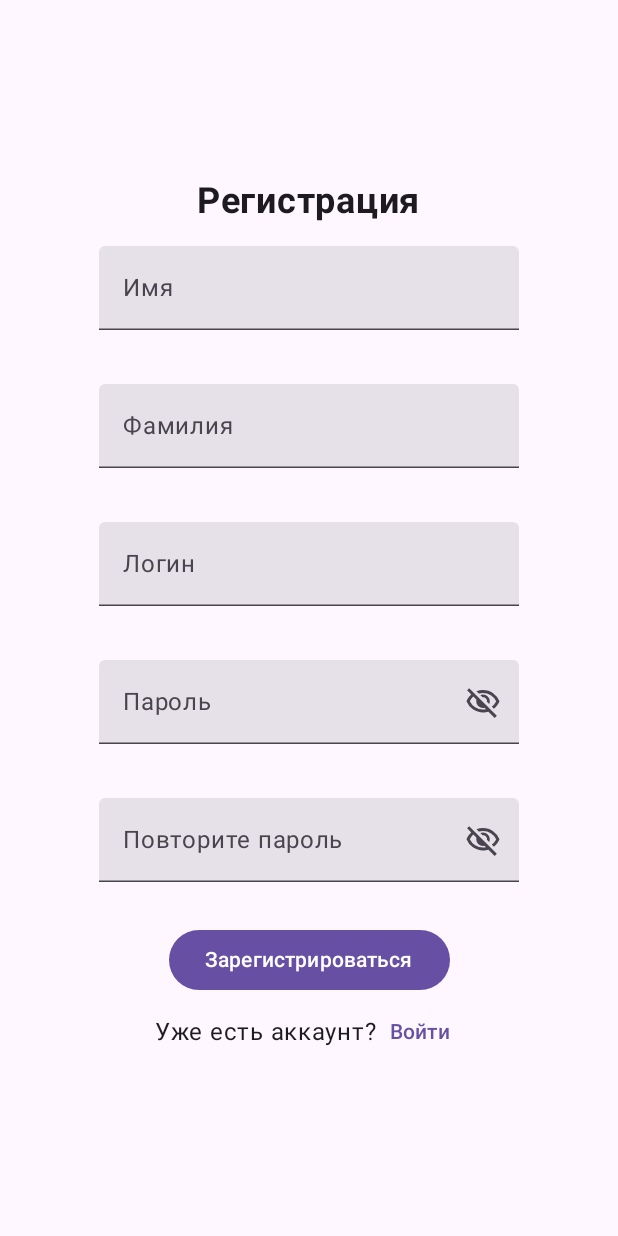
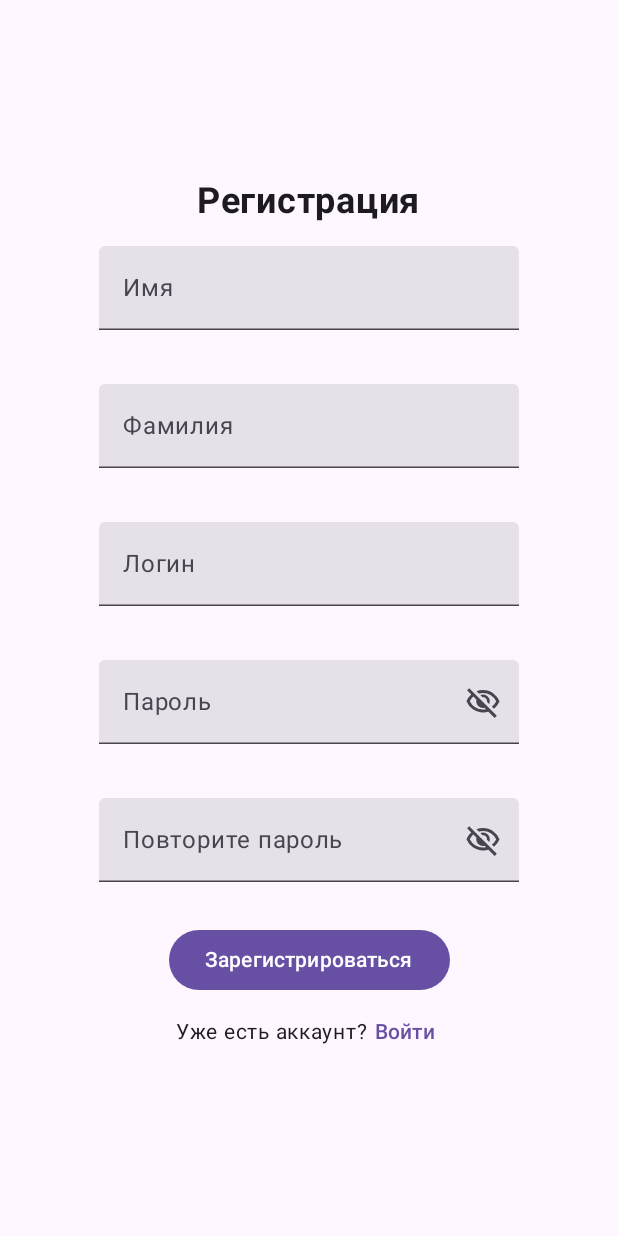
Before and after one commit to makar-with-tea/GymVision, an Android app built with Jetpack Compose: the RegistrationScreen screen opened through its navigation route, on a phone screen of 412 x 824 dp. Run offline under Robolectric (Android 15) with nearby library versions, the phone set to English and light mode, and no system bars.

Commit message:
fixed text buttons

```diff
--- a/app/src/main/java/ru/hse/gymvision/ui/authorization/AuthorizationScreen.kt
+++ b/app/src/main/java/ru/hse/gymvision/ui/authorization/AuthorizationScreen.kt
@@ -7,7 +7,7 @@ import androidx.compose.foundation.layout.PaddingValues
 import androidx.compose.foundation.layout.Row
 import androidx.compose.foundation.layout.fillMaxSize
 import androidx.compose.foundation.layout.padding
-import androidx.compose.foundation.layout.wrapContentSize
+import androidx.compose.foundation.layout.width
 import androidx.compose.material3.Button
 import androidx.compose.material3.Scaffold
 import androidx.compose.material3.Text
@@ -22,6 +22,7 @@ import androidx.compose.ui.Modifier
 import androidx.compose.ui.res.stringResource
 import androidx.compose.ui.tooling.preview.Preview
 import androidx.compose.ui.unit.dp
+import androidx.compose.ui.unit.sp
 import org.koin.androidx.compose.koinViewModel
 import ru.hse.gymvision.R
 import ru.hse.gymvision.ui.composables.LoadingBlock
@@ -130,17 +131,22 @@ fun MainState(
                 horizontalArrangement = Arrangement.Center,
                 verticalAlignment = Alignment.CenterVertically
             ) {
-                Text(stringResource(id = R.string.no_account))
+                Text(
+                    text = stringResource(R.string.no_account),
+                    fontSize = 14.sp
+                )
                 TextButton(
                     onClick = {
                         onRegistrationClick(login.value, password.value)
                     },
-                    modifier = Modifier
-                        .padding(horizontal = 4.dp, vertical = 0.dp)
-                        .wrapContentSize(),
+                    modifier = Modifier.width(145.dp),
                     contentPadding = PaddingValues(0.dp)
                 ) {
-                    Text(stringResource(id = R.string.register_button), modifier = Modifier.padding(0.dp))
+                    Text(
+                        text = stringResource(R.string.register_button),
+                        modifier = Modifier.padding(0.dp),
+                        fontSize = 14.sp
+                    )
                 }
             }
         }
--- a/app/src/main/java/ru/hse/gymvision/ui/registration/RegistrationScreen.kt
+++ b/app/src/main/java/ru/hse/gymvision/ui/registration/RegistrationScreen.kt
@@ -6,7 +6,7 @@ import androidx.compose.foundation.layout.PaddingValues
 import androidx.compose.foundation.layout.Row
 import androidx.compose.foundation.layout.fillMaxSize
 import androidx.compose.foundation.layout.padding
-import androidx.compose.foundation.layout.wrapContentWidth
+import androidx.compose.foundation.layout.width
 import androidx.compose.material3.Button
 import androidx.compose.material3.Text
 import androidx.compose.material3.TextButton
@@ -20,6 +20,7 @@ import androidx.compose.ui.Modifier
 import androidx.compose.ui.res.stringResource
 import androidx.compose.ui.tooling.preview.Preview
 import androidx.compose.ui.unit.dp
+import androidx.compose.ui.unit.sp
 import org.koin.androidx.compose.koinViewModel
 import ru.hse.gymvision.R
 import ru.hse.gymvision.ui.composables.LoadingBlock
@@ -170,13 +171,20 @@ fun MainState(
             horizontalArrangement = Arrangement.Center,
             verticalAlignment = Alignment.CenterVertically
         ) {
-            Text(stringResource(R.string.already_have_account))
+            Text(
+                text = stringResource(R.string.already_have_account),
+                fontSize = 14.sp
+            )
             TextButton(
                 onClick = { onLoginClick(login.value, password.value) },
-                modifier = Modifier.wrapContentWidth(),
+                modifier = Modifier.width(50.dp),
                 contentPadding = PaddingValues(0.dp)
             ) {
-                Text(stringResource(R.string.login_button), modifier = Modifier.padding(0.dp))
+                Text(
+                    text = stringResource(R.string.login_button),
+                    modifier = Modifier.padding(0.dp),
+                    fontSize = 14.sp
+                )
             }
         }
     }
```
